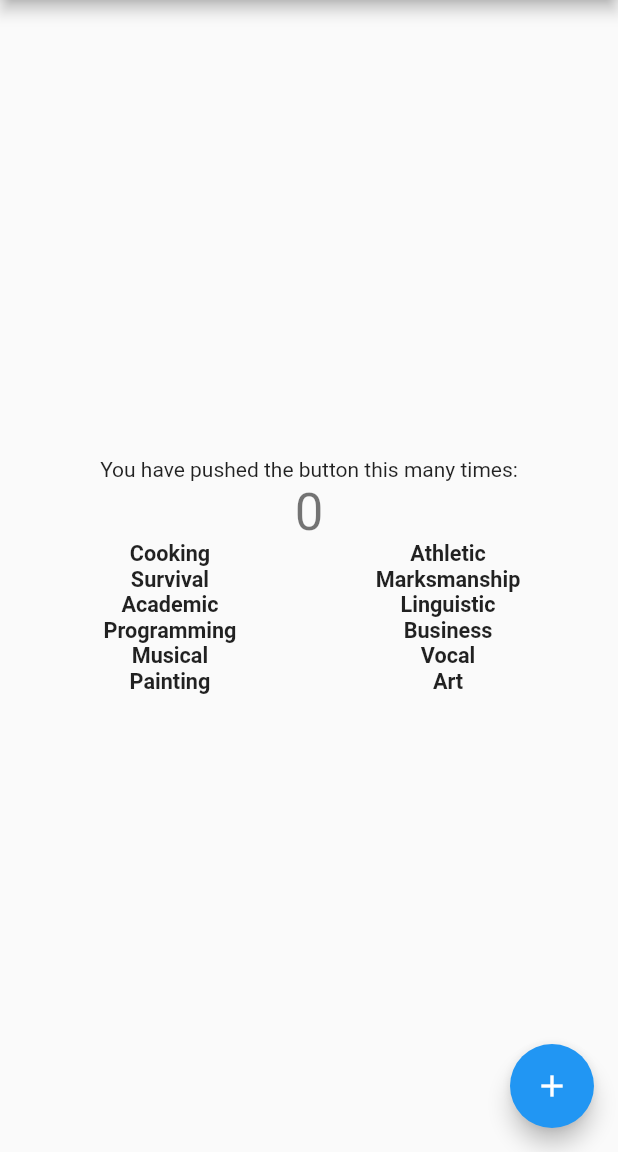
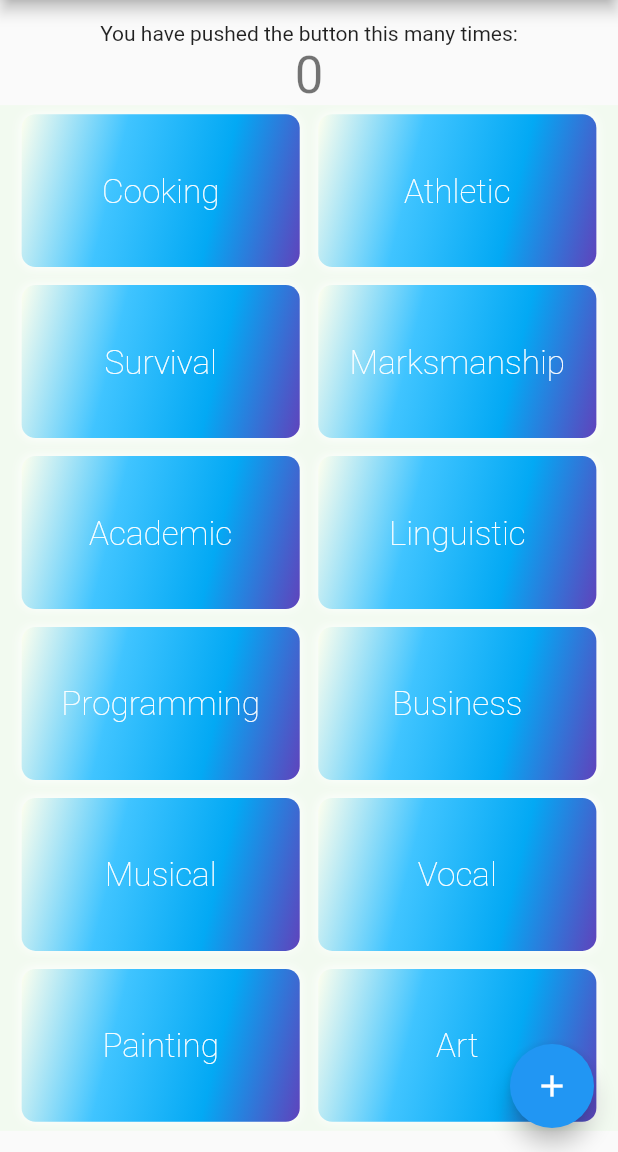
Before and after one commit to zwormstadt/Bonvallet, a Flutter app: the screen it shows after launch, on a phone screen of 412 x 824 dp, the part 84-1236 px from its top. Run offline on Flutter 3.47's test engine with Material 2 defaults, Android fonts, the phone set to English and light mode, and no system bars; Roboto replaces fonts that are missing (SF Pro).

Commit message:
Layout and color

```diff
--- a/lib/search/category-tile.dart
+++ b/lib/search/category-tile.dart
@@ -6,15 +6,40 @@ class CategoryTile extends StatelessWidget {
   CategoryTile({this.width, this.category});
   @override
   Widget build(BuildContext context) {
-    return Container(
+    return Padding(
+      padding: const EdgeInsets.fromLTRB(0.0, 6.0, 0.0, 6.0),
+      child: Container(
+        decoration: BoxDecoration(
+          gradient: LinearGradient(
+            begin: Alignment.topLeft,
+            end: Alignment(1.2, 0.0), // 10% of the width, so there are ten blinds.
+            colors: [const Color(0xFFFFFFEE), Colors.lightBlueAccent, Colors.lightBlue, Colors.deepPurple], // whitish to gray
+            tileMode: TileMode.repeated, // repeats the gradient over the canvas
+          ),
+          color: Colors.black,
+          boxShadow: <BoxShadow>[
+            BoxShadow(
+              color: Colors.white,
+              blurRadius: 5.0,
+            ),
+          ],
+          borderRadius: BorderRadius.all(
+            Radius.circular(
+              width * 0.05
+            ),
+          ),
+        ),
+        height: width * 0.55,
         width: width,
         child: Center(
           child: Text(
             this.category,
             style: TextStyle(
-            fontWeight: FontWeight.w700,
+              fontWeight: FontWeight.w200,
               fontFamily: 'SF Pro',
-            fontSize: width * 0.1,
+              fontSize: width * 0.12,
+              color: Colors.white,
+            ),
           ),
         ),
       ),
--- a/lib/search/search.dart
+++ b/lib/search/search.dart
@@ -20,9 +20,14 @@ class SearchScreen extends StatelessWidget {
   @override
   Widget build(BuildContext context) {
     double width = MediaQuery.of(context).size.width;
-    return Center(
-      child: Wrap(
-        children: _buildTiles(width),
+    return Container(
+      decoration: BoxDecoration(
+        color: const Color(0xdcf1faEE),
+      ),
+      child: Center(
+        child: Wrap(
+          children: _buildTiles(width),
+        ),
       ),
     );
   }
@@ -32,16 +37,19 @@ class SearchScreen extends StatelessWidget {
     bool addDivider = true;
     categories.forEach((category) {
       tiles.add(CategoryTile(
-        width: width * 0.35,
+        width: width * 0.45,
         category: category
       ));
       if (addDivider) {
         tiles.add(VerticalDivider(
-          width: width * 0.1
+          width: width * 0.03
         ));
       }
       addDivider = !addDivider;
     });
+    if (!addDivider) {
+      tiles.removeLast();
+    }
     return tiles;
   }
 }
```
Lines whose indentation alone changed are shown as unchanged.
